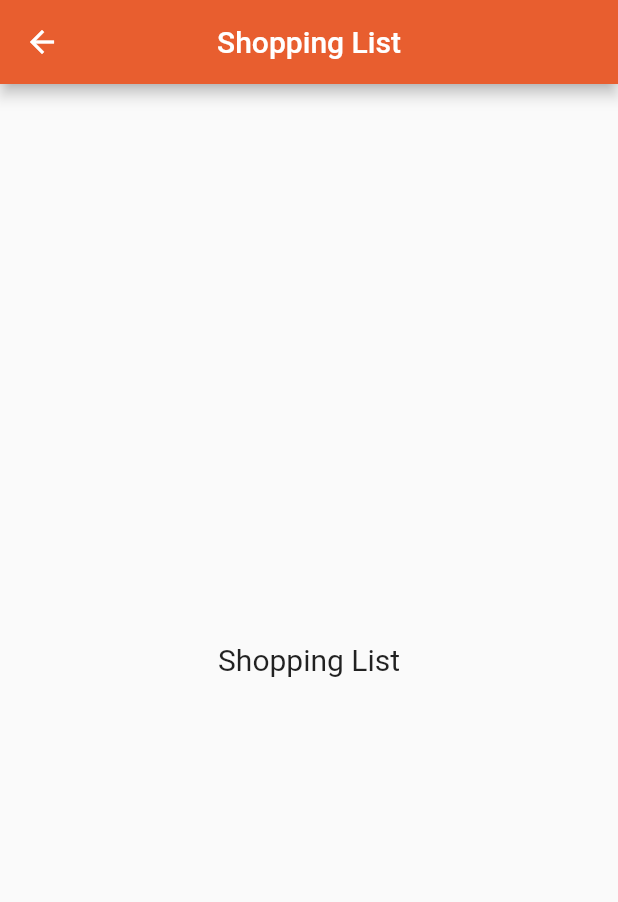
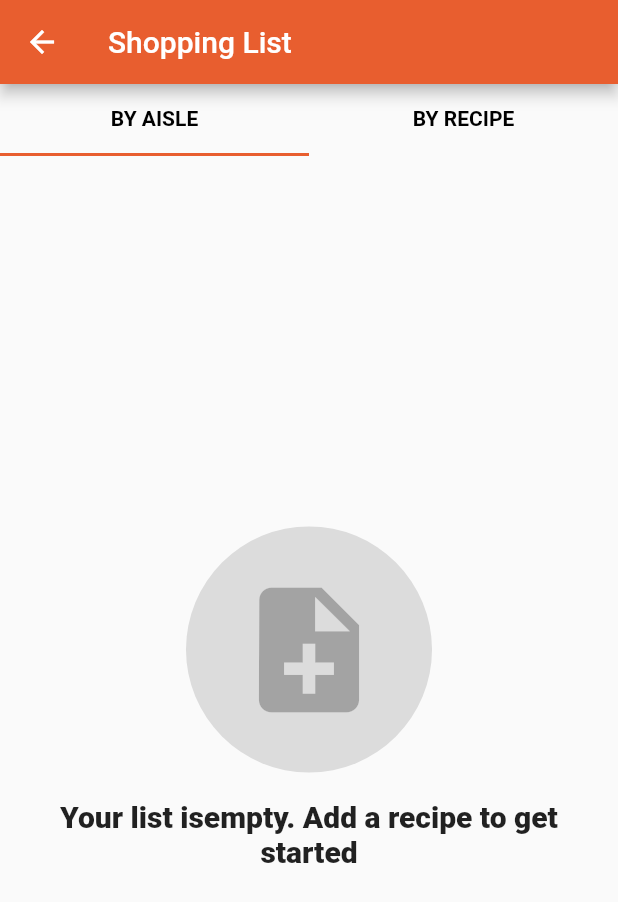
Before and after one commit to plantable/flutterAppDemo, a Flutter app: the ShoppingListView screen opened by its route, on a phone screen of 412 x 824 dp. Shown: the top 902 px of the screen. Run offline on Flutter 3.47's test engine with Material 2 defaults, Android fonts, the phone set to English and light mode, and no system bars; our stand-ins replace device_preview, dio, fancy_bottom_navigation, flutter_spinkit, get, percent_indicator and 1 more; missing offline and left inert: bulleted_list, get_cli.

Commit message:
shopping list added

```diff
--- a/lib/app/modules/shopping_list/views/shopping_list_view.dart
+++ b/lib/app/modules/shopping_list/views/shopping_list_view.dart
@@ -1,6 +1,9 @@
 import 'package:flutter/material.dart';
 
 import 'package:get/get.dart';
+import 'package:plantable/base/constatnts/color_constants.dart';
+import 'package:plantable/presentation/reboot/howto.screen.dart';
+import 'package:plantable/presentation/reboot/journey.screen.dart';
 
 import '../controllers/shopping_list_controller.dart';
 
@@ -10,12 +13,96 @@ class ShoppingListView extends GetView<ShoppingListController> {
     return Scaffold(
       appBar: AppBar(
         title: Text('Shopping List'),
-        centerTitle: true,
       ),
-      body: Center(
-        child: Text(
-          'Shopping List',
-          style: TextStyle(fontSize: 20),
+      body: DefaultTabController(
+        length: 2,
+        child: Scaffold(
+          appBar: PreferredSize(
+            preferredSize: Size.fromHeight(kToolbarHeight),
+            child: Container(
+              child: TabBar(
+                indicatorColor: kPrimaryColor,
+                tabs: [
+                  Tab(
+                    child: Text(
+                      'BY AISLE',
+                      style: TextStyle(
+                          color: Colors.black, fontWeight: FontWeight.bold),
+                    ),
+                  ),
+                  Tab(
+                    child: Text(
+                      'BY RECIPE',
+                      style: TextStyle(
+                          color: Colors.black, fontWeight: FontWeight.bold),
+                    ),
+                  ),
+                ],
+              ),
+            ),
+          ),
+          body: TabBarView(
+            children: [
+              Container(
+                height: Get.height,
+                width: Get.width,
+                child: Column(
+                  mainAxisAlignment: MainAxisAlignment.center,
+                  children: [
+                    Container(
+                      margin: EdgeInsets.symmetric(vertical: 10.0),
+                      decoration: BoxDecoration(
+                          color: Colors.black12, shape: BoxShape.circle),
+                      padding: EdgeInsets.all(32.0),
+                      child: Icon(
+                        Icons.note_add,
+                        color: Colors.black26,
+                        size: 100,
+                      ),
+                    ),
+                    Padding(
+                      padding: const EdgeInsets.all(8.0),
+                      child: Text(
+                        'Your list isempty. Add a recipe to get started',
+                        textAlign: TextAlign.center,
+                        style: TextStyle(
+                            fontSize: 20.0, fontWeight: FontWeight.w800),
+                      ),
+                    )
+                  ],
+                ),
+              ),
+              Container(
+                height: Get.height,
+                width: Get.width,
+                child: Column(
+                  mainAxisAlignment: MainAxisAlignment.center,
+                  children: [
+                    Container(
+                      margin: EdgeInsets.symmetric(vertical: 10.0),
+                      decoration: BoxDecoration(
+                          color: Colors.black12, shape: BoxShape.circle),
+                      padding: EdgeInsets.all(32.0),
+                      child: Icon(
+                        Icons.note_add,
+                        color: Colors.black26,
+                        size: 100,
+                      ),
+                    ),
+                    Padding(
+                      padding: const EdgeInsets.all(8.0),
+                      child: Text(
+                        'Your list isempty. Add a recipe to get started',
+                        textAlign: TextAlign.center,
+                        style: TextStyle(
+                            fontSize: 20.0, fontWeight: FontWeight.w800),
+                      ),
+                    )
+                  ],
+                ),
+              ),
+            ],
+          ),
         ),
       ),
     );
```
